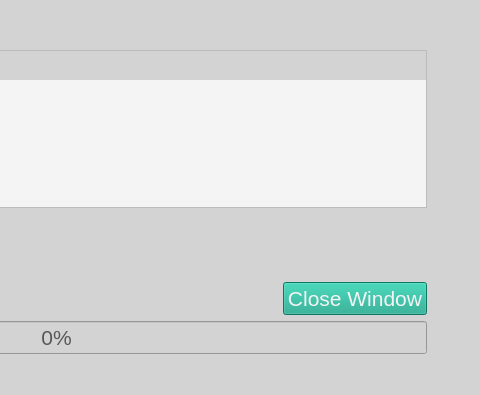
First picture: the form in ibridgesgui/ui_files/uploadData.ui, repository iBridges-for-iRODS/iBridges-GUI, before the edit; both pictures show x 456 to 936 and y 0 to 395 of the 936 by 395 pixel window.
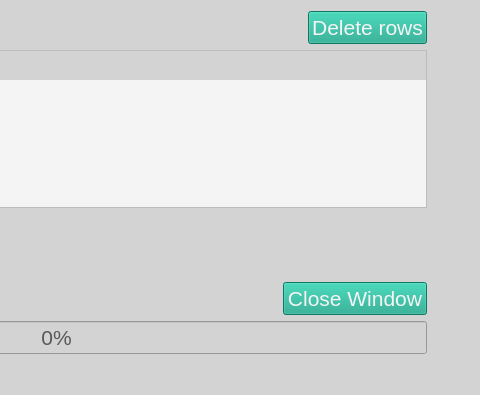
Second picture: the form after the edit.

Commit message: merge also meta upload ops

Patch:
```diff
--- a/ibridgesgui/ui_files/uploadData.ui
+++ b/ibridgesgui/ui_files/uploadData.ui
@@ -159,6 +159,13 @@
        </property>
       </spacer>
      </item>
+     <item>
+      <widget class="QPushButton" name="delete_row_button">
+       <property name="text">
+        <string>Delete rows</string>
+       </property>
+      </widget>
+     </item>
     </layout>
    </item>
    <item row="9" column="0" colspan="6">
```
Left out of the diff: 6 changed lines with no effect on the pictures. The commit also changes 4 other files.
